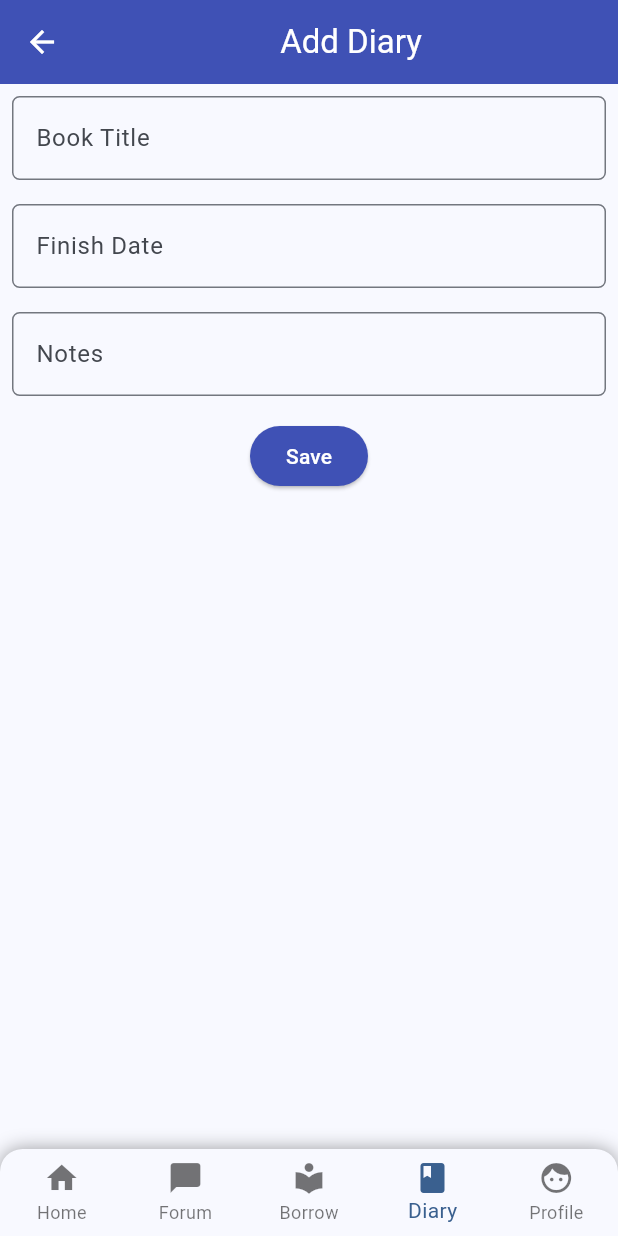
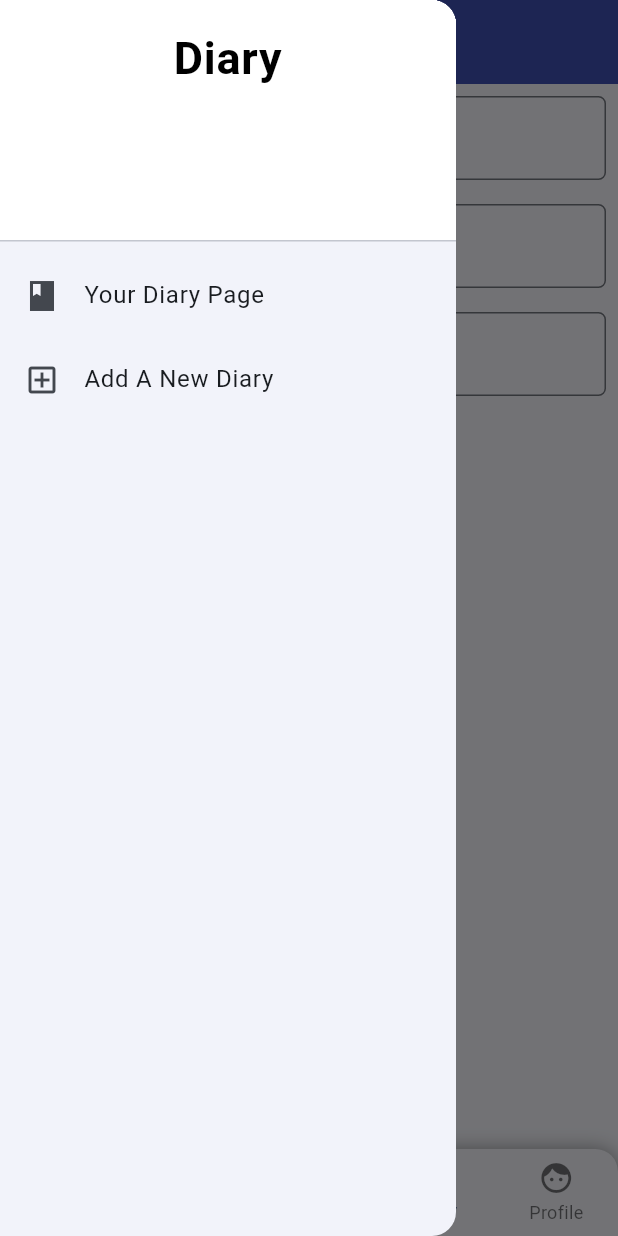
Before and after one commit to PBPE13/literatour-app, a Flutter app: the DiaryFormPage screen opened directly, with the side drawer open (before the commit the screen has no drawer), on a phone screen of 412 x 824 dp. Run offline on Flutter 3.47's test engine with Material 2 defaults, Android fonts, the phone set to English and light mode, and no system bars; missing offline and left inert: pbp_django_auth; network calls fail.

Commit message:
added drawer, fixed diary main page

```diff
--- a/lib/diary/screens/diary_form.dart
+++ b/lib/diary/screens/diary_form.dart
@@ -1,7 +1,6 @@
 import 'dart:convert';
-
 import 'package:flutter/material.dart';
-import 'package:literatour_app/main.dart';
+import 'package:literatour_app/diary/widgets/left_drawer.dart';
 import 'package:literatour_app/diary/screens/diary_page.dart';
 import 'package:literatour_app/widgets/bottom_menu.dart';
 import 'package:pbp_django_auth/pbp_django_auth.dart';
@@ -34,6 +33,7 @@ class _DiaryFormPageState extends State<DiaryFormPage> {
         backgroundColor: Colors.indigo,
         foregroundColor: Colors.white,
       ),
+      drawer: const LeftDrawer(),
       body: Form(
         key: _formKey,
         child: SingleChildScrollView(
--- /dev/null
+++ b/lib/diary/widgets/left_drawer.dart
@@ -0,0 +1,60 @@
+import 'package:flutter/material.dart';
+import 'package:literatour_app/diary/screens/diary_page.dart';
+import 'package:literatour_app/diary/screens/diary_form.dart';
+
+class LeftDrawer extends StatelessWidget {
+  const LeftDrawer({super.key});
+
+  @override
+  Widget build(BuildContext context) {
+    return Drawer(
+      child: ListView(
+        children: [
+          const DrawerHeader(
+            decoration: BoxDecoration(
+              color: Colors.white,
+            ),
+            child: SizedBox(
+              height: 40,
+              child: Column(
+                children: [
+                  Text(
+                    'Diary',
+                    textAlign: TextAlign.center,
+                    style: TextStyle(
+                      fontSize: 30,
+                      fontWeight: FontWeight.bold,
+                      color: Colors.black,
+                    ),
+                  ),
+                ],
+              ),
+            ),
+          ),
+          ListTile(
+            leading: const Icon(Icons.book_sharp),
+            title: const Text('Your Diary Page'),
+            onTap: () {
+              Navigator.pushReplacement(
+                  context,
+                  MaterialPageRoute(
+                    builder: (context) => const DiaryPage(),
+                  ));
+            },
+          ),
+          ListTile(
+            leading: const Icon(Icons.add_box_outlined),
+            title: const Text('Add A New Diary'),
+            onTap: () {
+              Navigator.pushReplacement(
+                  context,
+                  MaterialPageRoute(
+                    builder: (context) => const DiaryFormPage(),
+                  ));
+            },
+          ),
+        ],
+      ),
+    );
+  }
+}
```
Also changed, not shown: lib/diary/screens/diary_page.dart (+13 -17 lines).
